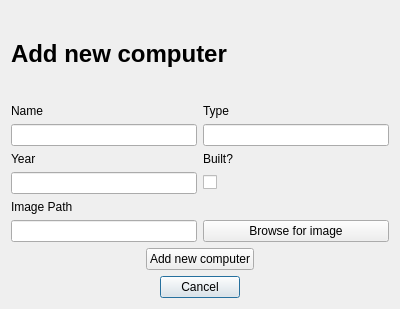
Before: the Qt Designer form addcomputerdialog.ui in DORB/Verkur3GUI, drawn with Qt 5.
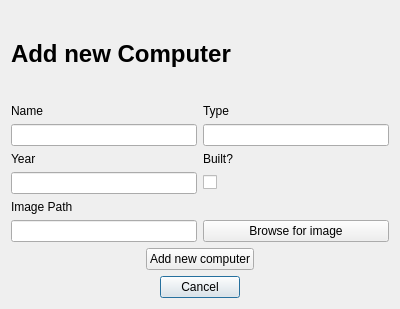
After: the same form once the commit is applied.

Commit message: sma lagfæring

What changed in the file:
```diff
--- a/addcomputerdialog.ui
+++ b/addcomputerdialog.ui
@@ -17,7 +17,7 @@
    <item>
     <widget class="QLabel" name="label">
      <property name="text">
-      <string>&lt;h1&gt;Add new computer &lt;/h1&gt;</string>
+      <string>&lt;html&gt;&lt;head/&gt;&lt;body&gt;&lt;p&gt;&lt;span style=&quot; font-size:xx-large; font-weight:600;&quot;&gt;Add new Computer &lt;/span&gt;&lt;/p&gt;&lt;/body&gt;&lt;/html&gt;</string>
      </property>
     </widget>
    </item>
```
